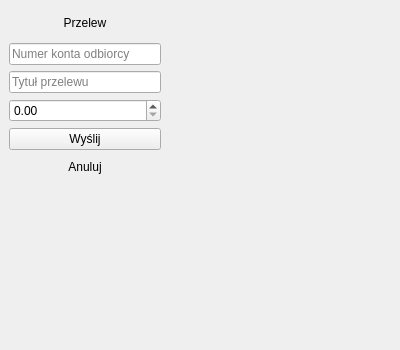
Qt form gui/transferdialog.ui (majkus522/aplikacja-bankowa) before a commit.
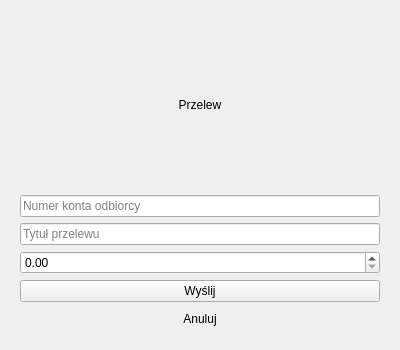
The same form after that commit.

Diff of the .ui file:
```diff
--- a/gui/transferdialog.ui
+++ b/gui/transferdialog.ui
@@ -13,15 +13,8 @@
   <property name="windowTitle">
    <string>System Bankowy z Wieloma Kontami</string>
   </property>
-  <widget class="QWidget" name="centralwidget">
-   <property name="geometry">
-    <rect>
-     <x>0</x>
-     <y>0</y>
-     <width>170</width>
-     <height>187</height>
-    </rect>
-   </property>
+  <layout class="QVBoxLayout" name="verticalLayout_2">
+   <item>
    <layout class="QVBoxLayout" name="verticalLayout">
     <item>
      <widget class="QStackedWidget" name="stackedWidget">
@@ -79,7 +72,8 @@
      </widget>
     </item>
    </layout>
-  </widget>
+   </item>
+  </layout>
  </widget>
  <resources/>
  <connections/>
```
Lines whose indentation alone changed are shown as unchanged.
